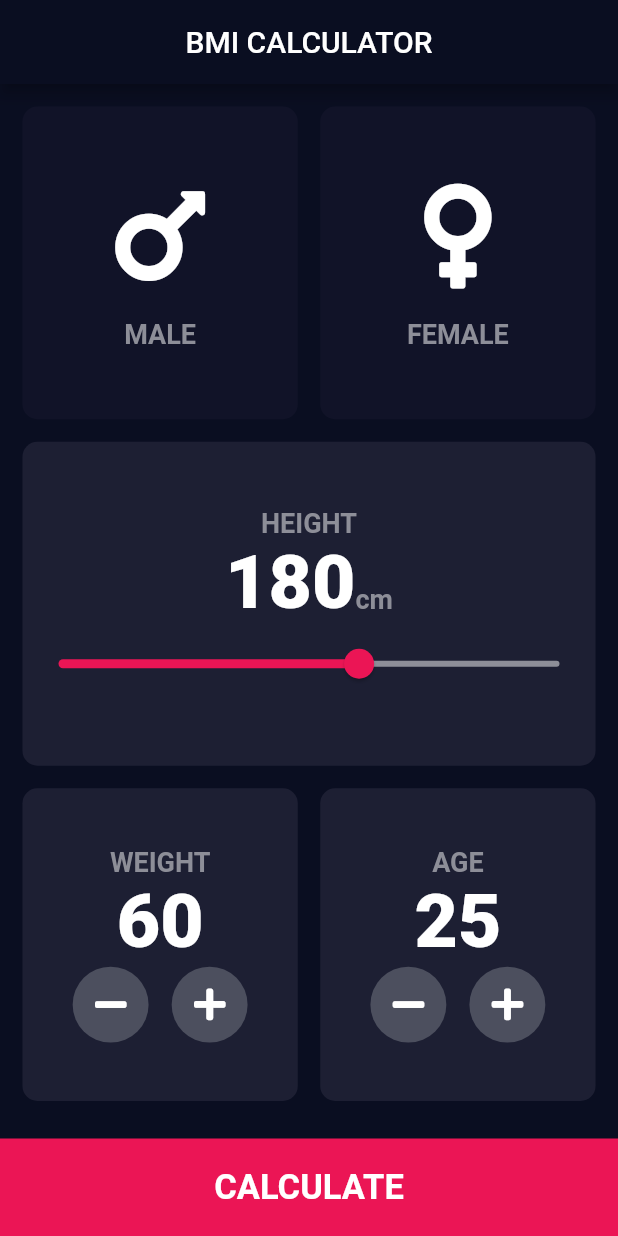
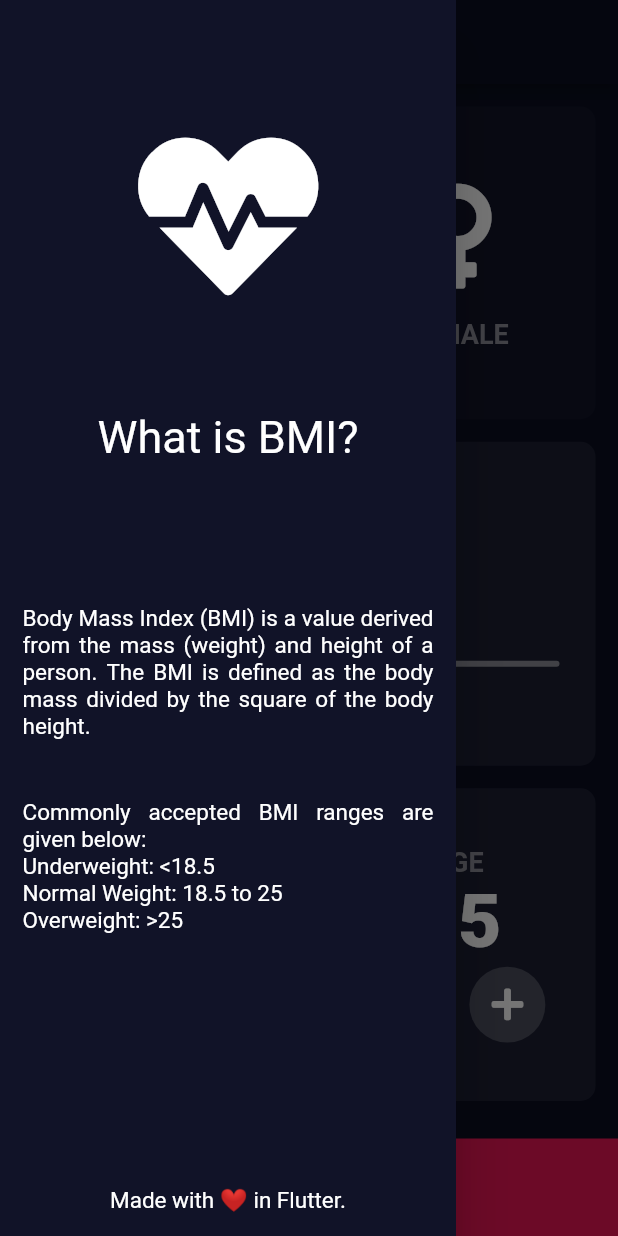
Before and after one commit to chauhan2b/bmi_calculator, a Flutter app: the screen it shows after launch, with the side drawer open (before the commit the screen has no drawer), on a phone screen of 412 x 824 dp. Run offline on Flutter 3.47's test engine with Material 2 defaults, Android fonts, the phone set to English and light mode, and no system bars; our stand-ins replace font_awesome_flutter.

Commit message:
added drawer

```diff
--- /dev/null
+++ b/lib/components/left_drawer.dart
@@ -0,0 +1,55 @@
+import 'package:flutter/material.dart';
+import 'package:font_awesome_flutter/font_awesome_flutter.dart';
+
+class LeftDrawer extends StatelessWidget {
+  @override
+  Widget build(BuildContext context) {
+    return Drawer(
+      child: Container(
+        padding: EdgeInsets.all(15.0),
+        color: Color(0xFF111328),
+        child: SafeArea(
+          child: Column(
+            children: [
+              Padding(
+                padding: EdgeInsets.all(0),
+              ),
+              Expanded(
+                flex: 2,
+                child: Icon(
+                  FontAwesomeIcons.heartbeat,
+                  size: 120.0,
+                ),
+              ),
+              Expanded(
+                child: Text(
+                  'What is BMI?',
+                  style: TextStyle(fontSize: 30.0),
+                ),
+              ),
+              Expanded(
+                child: Text(
+                  'Body Mass Index (BMI) is a value derived from the mass (weight) and height of a person. The BMI is defined as the body mass divided by the square of the body height.',
+                  style: TextStyle(fontSize: 15.0),
+                  textAlign: TextAlign.justify,
+                ),
+              ),
+              Expanded(
+                flex: 2,
+                child: Text(
+                  'Commonly accepted BMI ranges are given below:\nUnderweight: <18.5\nNormal Weight: 18.5 to 25\nOverweight: >25',
+                  style: TextStyle(fontSize: 15.0),
+                  textAlign: TextAlign.justify,
+                ),
+              ),
+              Text(
+                'Made with ❤️ in Flutter.',
+                style: TextStyle(fontSize: 15.0),
+              ),
+            ],
+          ),
+        ),
+      ),
+    );
+  }
+}
--- a/lib/screens/input_page.dart
+++ b/lib/screens/input_page.dart
@@ -5,6 +5,7 @@ import '../components/icon_content.dart';
 import '../components/reusable_card.dart';
 import '../components/bottom_button.dart';
 import '../components/icon_button.dart';
+import '../components/left_drawer.dart';
 import '../calculator_brain.dart';
 import '../constants.dart';
 import './results_page.dart';
@@ -25,11 +26,20 @@ class _InputPageState extends State<InputPage> {
   @override
   Widget build(BuildContext context) {
     return Scaffold(
+      drawer: LeftDrawer(),
       appBar: AppBar(
         centerTitle: true,
         title: Text(
           'BMI CALCULATOR',
         ),
+        leading: Builder(builder: (BuildContext context) {
+          return IconButton(
+            icon: Icon(Icons.menu),
+            onPressed: () {
+              Scaffold.of(context).openDrawer();
+            },
+          );
+        }),
       ),
       body: SafeArea(
         child: Column(
```
